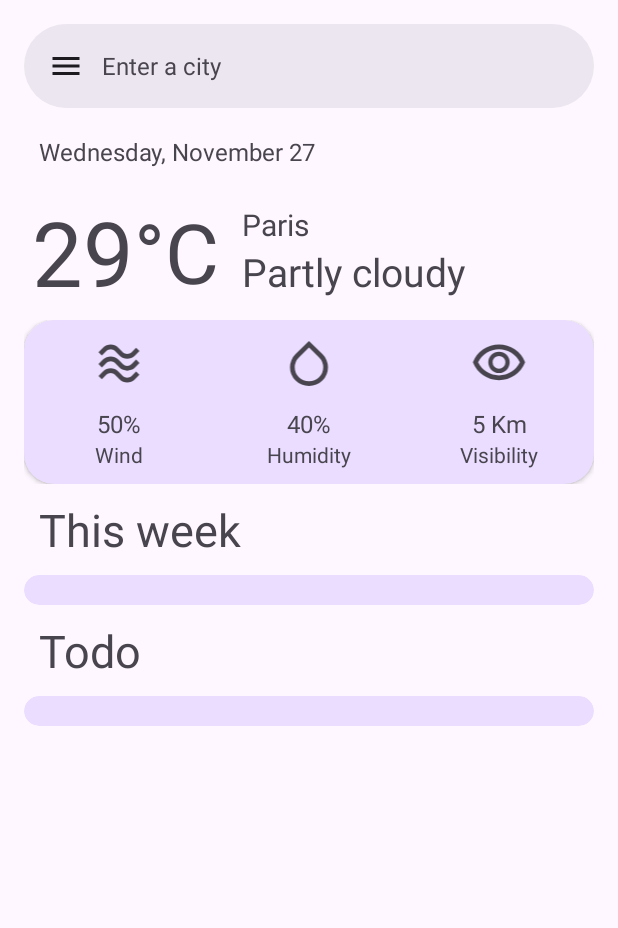
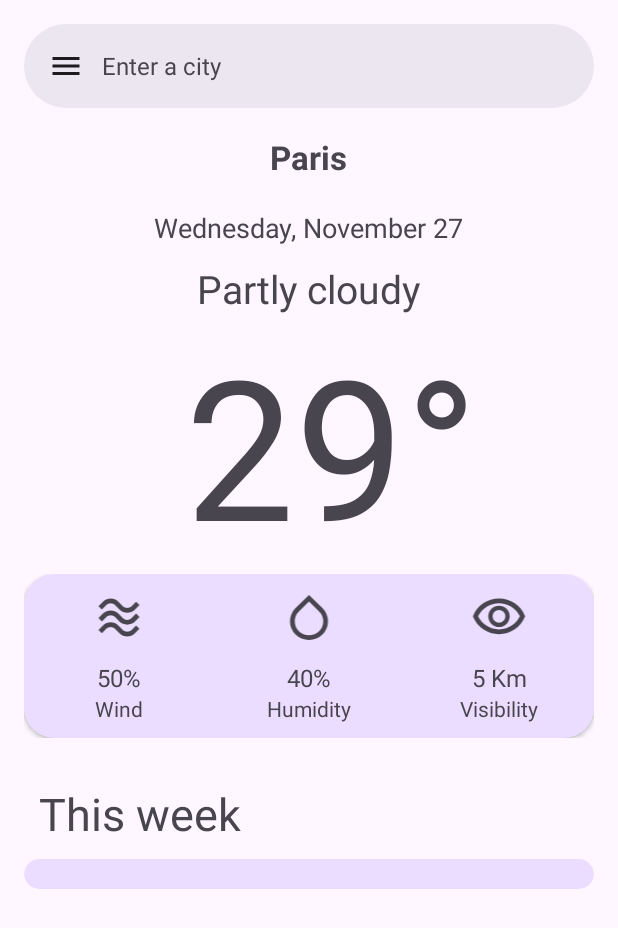
Before and after one commit to pratyaksh1610/WeatherApp, an Android app: the screen it shows after launch (MainActivity), on a phone screen of 412 x 824 dp. Shown: the top 928 px of the screen. Run offline under Robolectric (Android 15) with nearby library versions, the phone set to English and light mode, and no system bars; our stand-ins replace Room's generated code, Shimmer; network calls fail; 2 statements that could not run were skipped.

Commit message:
Fix include
- Revamp layout

```diff
--- a/app/src/main/java/com/pratyakshkhurana/weatherapp/MainActivity.kt
+++ b/app/src/main/java/com/pratyakshkhurana/weatherapp/MainActivity.kt
@@ -141,7 +141,7 @@ class MainActivity : AppCompatActivity(), OnSearchViewHistoryItemClicked {
                         val humidity = it.main.humidity.toString()
                         binding.mainWeatherLayout.humidityPercentage.text = "$humidity%"
 
-                        binding.mainWeatherLayout.tempCelsius.text = it.main.temp.toInt().toString()
+                        binding.mainWeatherLayout.tempCelsius.text = "${it.main.temp.toInt()}°"
 
                         binding.mainWeatherLayout.windPercent.text =
                             it.wind.speed.toString() + " m/s"
--- a/app/src/main/res/layout/main_weather_layout.xml
+++ b/app/src/main/res/layout/main_weather_layout.xml
@@ -18,63 +18,52 @@
         app:layout_constraintTop_toTopOf="parent">
 
         <LinearLayout
+            android:layout_width="wrap_content"
+            android:layout_height="wrap_content"
+            android:layout_gravity="center"
+            android:gravity="center"
+            android:padding="10dp">
+
+            <com.google.android.material.textview.MaterialTextView
+                android:id="@+id/tvCountryOrCity"
+                android:layout_width="wrap_content"
+                android:layout_height="wrap_content"
+                android:layout_gravity="center"
+                android:gravity="center"
+                android:text="Paris"
+                android:textStyle="bold"
+                android:textSize="22sp" />
+
+        </LinearLayout>
+
+        <LinearLayout
             android:layout_width="match_parent"
             android:layout_height="wrap_content"
             android:layout_gravity="center"
+            android:gravity="center"
             android:orientation="horizontal"
-            android:padding="10dp">
+            android:paddingTop="10dp"
+            android:paddingLeft="10dp"
+            android:paddingRight="10dp"
+            android:paddingBottom="5dp">
 
             <TextView
                 android:id="@+id/dayAndDate"
                 android:layout_width="wrap_content"
                 android:layout_height="wrap_content"
                 android:text="Wednesday, November 27"
-                android:textSize="16sp" />
+                android:textSize="18sp" />
         </LinearLayout>
 
-        <LinearLayout
-            android:layout_width="match_parent"
-            android:layout_height="wrap_content"
-            android:layout_gravity="center"
-            android:orientation="horizontal">
-
-            <LinearLayout
-                android:layout_width="wrap_content"
-                android:layout_height="wrap_content"
-                android:orientation="horizontal"
-                android:padding="5dp">
-
-                <com.google.android.material.textview.MaterialTextView
-                    android:id="@+id/tempCelsius"
-                    android:layout_width="wrap_content"
-                    android:layout_height="wrap_content"
-                    android:layout_gravity="center"
-                    android:text="29"
-                    android:textSize="60sp" />
-
-                <com.google.android.material.textview.MaterialTextView
-                    android:id="@+id/celsiusUnit"
-                    android:layout_width="wrap_content"
-                    android:layout_height="wrap_content"
-                    android:layout_gravity="center"
-                    android:text="°C"
-                    android:textSize="55sp" />
-
-            </LinearLayout>
 
         <LinearLayout
             android:layout_width="wrap_content"
             android:layout_height="wrap_content"
             android:layout_gravity="center"
             android:orientation="vertical"
-                android:padding="10dp">
-
-                <com.google.android.material.textview.MaterialTextView
-                    android:id="@+id/tvCountryOrCity"
-                    android:layout_width="wrap_content"
-                    android:layout_height="wrap_content"
-                    android:text="Paris"
-                    android:textSize="20sp" />
+            android:paddingLeft="10dp"
+            android:paddingRight="10dp"
+            android:paddingTop="5dp">
 
 
             <com.google.android.material.textview.MaterialTextView
@@ -85,6 +74,31 @@
                 android:textSize="26sp" />
 
         </LinearLayout>
+
+
+        <LinearLayout
+            android:layout_width="wrap_content"
+            android:layout_height="wrap_content"
+            android:layout_gravity="center"
+            android:gravity="center">
+
+            <com.google.android.material.textview.MaterialTextView
+                android:id="@+id/tempCelsius"
+                android:layout_marginLeft="30dp"
+                android:layout_width="wrap_content"
+                android:layout_height="wrap_content"
+                android:layout_gravity="center_horizontal"
+                android:gravity="center_horizontal"
+                android:text="29°"
+                android:textSize="130sp" />
+
+        </LinearLayout>
+
+        <LinearLayout
+            android:layout_width="match_parent"
+            android:layout_height="wrap_content"
+            android:layout_gravity="center"
+            android:orientation="horizontal">
 
 
         </LinearLayout>
@@ -267,6 +281,7 @@
         </LinearLayout>
 
         <LinearLayout
+            android:paddingTop="20dp"
             android:layout_width="match_parent"
             android:layout_height="wrap_content">
 
@@ -302,42 +317,6 @@
 
         </LinearLayout>
 
-        <LinearLayout
-            android:layout_width="match_parent"
-            android:layout_height="wrap_content">
-
-            <com.google.android.material.textview.MaterialTextView
-                android:layout_width="wrap_content"
-                android:layout_height="wrap_content"
-                android:padding="10dp"
-                android:text="Todo"
-                android:textSize="30sp" />
-
-        </LinearLayout>
-
-        <LinearLayout
-            android:layout_width="match_parent"
-            android:layout_height="wrap_content">
-
-
-            <androidx.cardview.widget.CardView
-                android:layout_width="match_parent"
-                android:layout_height="wrap_content"
-                android:backgroundTint="?attr/colorPrimaryContainer"
-                android:padding="10dp"
-                app:cardCornerRadius="20dp">
-
-                <androidx.recyclerview.widget.RecyclerView
-                    android:id="@+id/recyclerViewTodayAllTimeWeatherThisWeek"
-                    android:layout_width="match_parent"
-                    android:layout_height="wrap_content"
-                    android:padding="10dp" />
-
-
-            </androidx.cardview.widget.CardView>
-
-        </LinearLayout>
-
 
     </LinearLayout>
 
```
Lines whose indentation alone changed are shown as unchanged.
